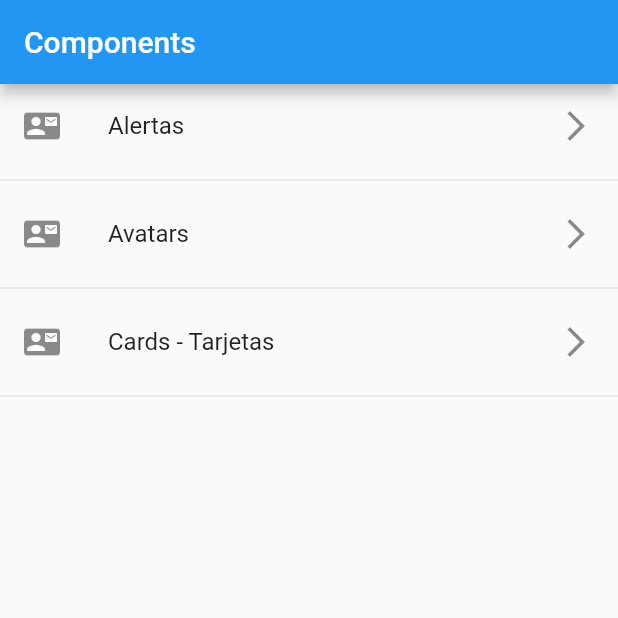
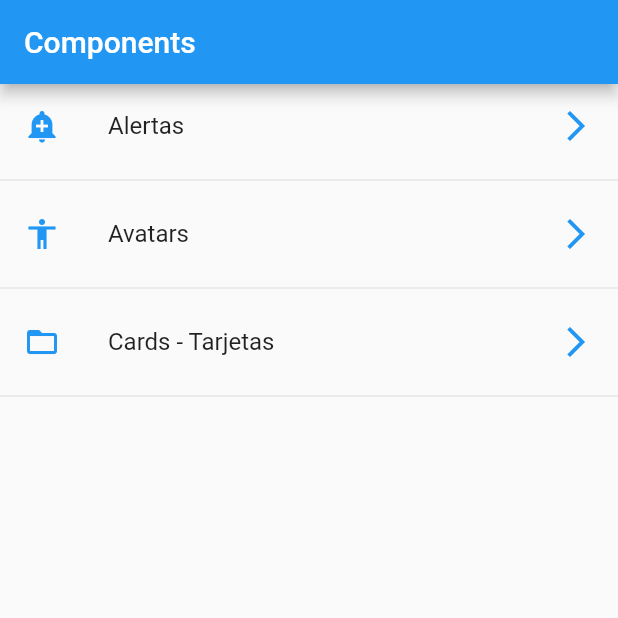
Before and after one commit to kevinneyder/Flutter_app2, a Flutter app: the screen it shows after launch, on a phone screen of 412 x 824 dp, the top half of it. Run offline on Flutter 3.47's test engine with Material 2 defaults, Android fonts, the phone set to English and light mode, and no system bars.

Commit message:
util icons funcionando

```diff
--- a/lib/src/pages/home_page.dart
+++ b/lib/src/pages/home_page.dart
@@ -1,5 +1,6 @@
 import 'package:flutter/material.dart';
 import 'package:flutter_application_2/src/providers/menu_provider.dart';
+import 'package:flutter_application_2/src/utils/icon_string_util.dart';
 
 class HomePage extends StatelessWidget {
   const HomePage({ Key? key }) : super(key: key);
@@ -42,8 +43,8 @@ class HomePage extends StatelessWidget {
     data.forEach((element) {
       final widgetTemp = ListTile(
         title: Text(element['texto']),
-        leading: Icon(Icons.contact_mail_rounded),
-        trailing: Icon(Icons.arrow_forward_ios),
+        leading: getIcon(element['icon']),
+        trailing: Icon(Icons.arrow_forward_ios, color: Colors.blue,),
         onTap: (){
 
         },
--- a/lib/src/utils/icon_string_util.dart
+++ b/lib/src/utils/icon_string_util.dart
@@ -0,0 +1,13 @@
+import 'package:flutter/material.dart';
+
+final _icons = <String, IconData>{
+'add_alert'     : Icons.add_alert,
+'accessibility' : Icons.accessibility,
+'folder_open'   : Icons.folder_open,
+};
+
+Icon getIcon( String nameIcon) {
+
+  return Icon( _icons[nameIcon], color: Colors.blue, );
+
+}
```
